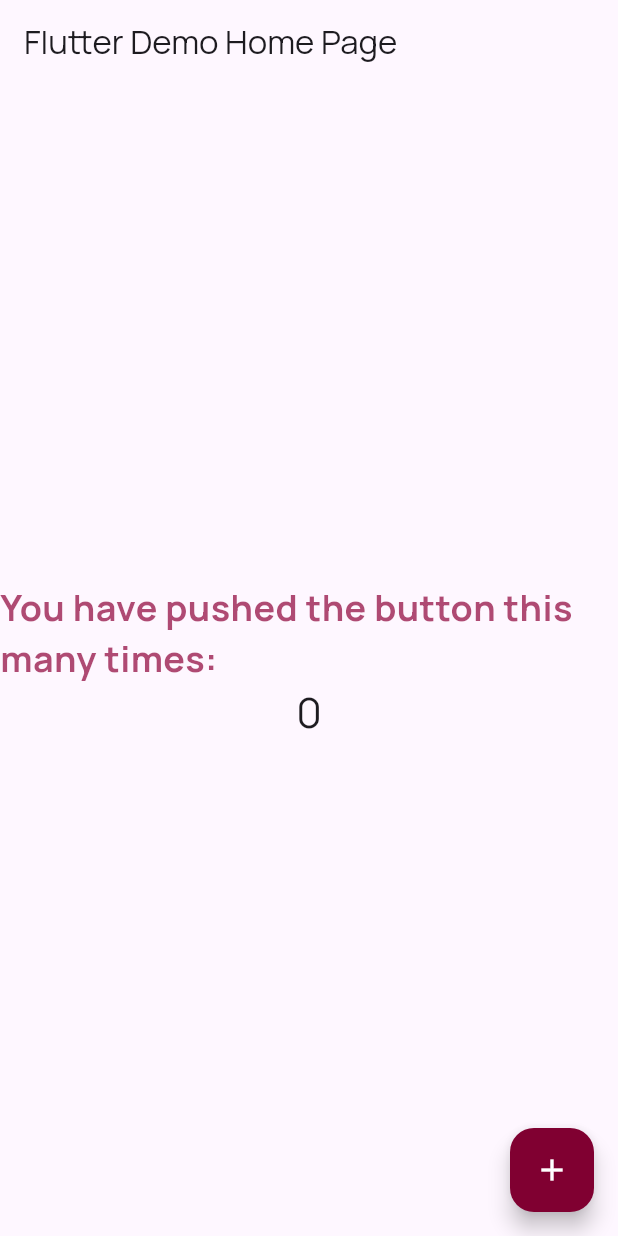
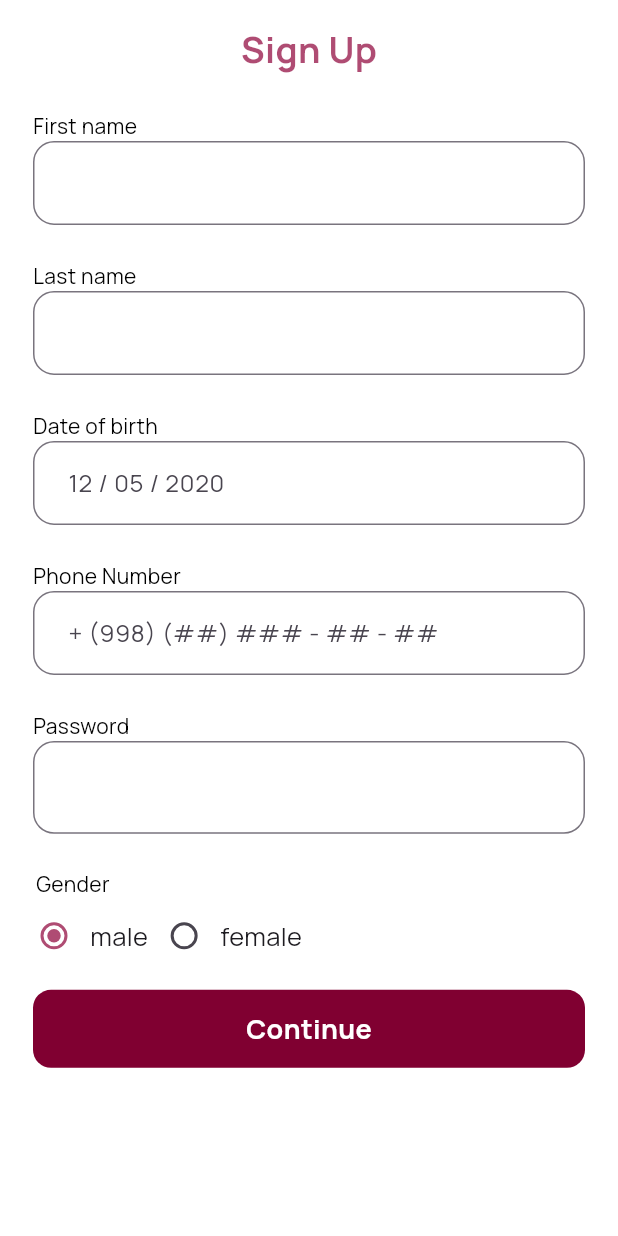
Before and after one commit to khayrulloMe/mabile_bank_group_mmmx, a Flutter app: the screen it shows after launch, on a phone screen of 412 x 824 dp. Run offline on Flutter 3.47's test engine with Material 2 defaults, Android fonts, the light colour scheme and no system bars; our stand-ins replace google_fonts, mask_text_input_formatter.

Commit message:
sign up screen

```diff
--- a/lib/main.dart
+++ b/lib/main.dart
@@ -1,5 +1,6 @@
 import 'package:flutter/material.dart';
 import 'package:google_fonts/google_fonts.dart';
+import 'package:mabile_bank_group_mmmx/screen/sign_up/sign_up_screen.dart';
 import 'package:mabile_bank_group_mmmx/utils/style_static.dart';
 
 void main() {
@@ -19,7 +20,7 @@ class MyApp extends StatelessWidget {
         useMaterial3: true,
         primarySwatch: Colors.blue,
       ),
-      home: const MyHomePage(title: 'Flutter Demo Home Page'),
+      home: const SignUpScreen(),
     );
   }
 }
--- a/lib/screen/sign_up/sign_up_screen.dart
+++ b/lib/screen/sign_up/sign_up_screen.dart
@@ -0,0 +1,320 @@
+import 'package:flutter/material.dart';
+import 'package:mabile_bank_group_mmmx/utils/style_static.dart';
+import 'package:mask_text_input_formatter/mask_text_input_formatter.dart';
+
+class SignUpScreen extends StatefulWidget {
+  const SignUpScreen({Key? key}) : super(key: key);
+
+  @override
+  State<SignUpScreen> createState() => _SignUpScreenState();
+}
+
+class _SignUpScreenState extends State<SignUpScreen> {
+  var numberController = TextEditingController();
+  TextEditingController dateinput = TextEditingController();
+  bool _isHidden = true;
+  String radioButtonItem = ' ';
+  int id = 1;
+  String? gender;
+  final dayFormater = MaskTextInputFormatter(mask: "## / ## / ####");
+  final phoneFormater = MaskTextInputFormatter(mask: " +998 - " + "## - ### - ## - ##");
+
+  var maskFormatter = new MaskTextInputFormatter(
+      mask: '+ (998) (##) ###-##-##',
+      filter: { "#": RegExp(r'[0-9]') },
+      type: MaskAutoCompletionType.lazy
+  );
+
+  @override
+  void initState() {
+    dateinput.text = ""; //set the initial value of text field
+    super.initState();
+  }
+
+  @override
+  Widget build(BuildContext context) {
+    return SafeArea(
+        child: Scaffold(
+            backgroundColor: Colors.white,
+            body: SingleChildScrollView(
+              child: Column(children: [
+                const SizedBox(
+                  height: 16,
+                ),
+                const Center(
+                    child: Text(
+                  "Sign Up",
+                  style: TextStyle(
+                      color: StaticColors.secondaryRedColor,
+                      fontSize: 24,
+                      fontWeight: FontWeight.bold),
+                )),
+                const SizedBox(
+                  height: 12,
+                ),
+                Container(
+                    alignment: Alignment.topLeft,
+                    //      padding: const EdgeInsets.all(4),
+                    margin: const EdgeInsets.only(top: 12, left: 22),
+                    child: Container(
+                      child: const Text(
+                        "First name",
+                        style: TextStyle(color: Colors.black),
+                      ),
+                    )),
+                Container(
+                  margin: const EdgeInsets.only(
+                    left: 22,
+                    right: 22,
+                  ),
+                  child: TextFormField(
+                    cursorColor: StaticColors.primaryRedColor,
+                    decoration: const InputDecoration(
+                      focusedBorder: OutlineInputBorder(
+                          borderRadius: BorderRadius.all(Radius.circular(14)),
+                          borderSide: BorderSide(
+                              color: StaticColors.primaryRedColor, width: 2)),
+                      border: OutlineInputBorder(
+                          borderRadius: BorderRadius.all(Radius.circular(14))),
+                      focusColor: StaticColors.primaryRedColor,
+                      hintText: ' ',
+                    ),
+                  ),
+                ),
+                const SizedBox(
+                  height: 12,
+                ),
+                Container(
+                    alignment: Alignment.topLeft,
+                    //      padding: const EdgeInsets.all(4),
+                    margin: const EdgeInsets.only(top: 12, left: 22),
+                    child: Container(
+                      child: const Text(
+                        "Last name",
+                        style: TextStyle(color: Colors.black),
+                      ),
+                    )),
+                Container(
+                  margin: const EdgeInsets.only(
+                    left: 22,
+                    right: 22,
+                  ),
+                  child: TextFormField(
+                    cursorColor: StaticColors.primaryRedColor,
+                    decoration: InputDecoration(
+                      focusedBorder: OutlineInputBorder(
+                          borderRadius: BorderRadius.all(Radius.circular(14)),
+                          borderSide: BorderSide(
+                              color: StaticColors.primaryRedColor, width: 2)),
+                      border: OutlineInputBorder(
+                          borderRadius: BorderRadius.all(Radius.circular(14))),
+                      focusColor: StaticColors.primaryRedColor,
+                      hintText: ' ',
+                    ),
+                  ),
+                ),
+                const SizedBox(
+                  height: 12,
+                ),
+                Container(
+                    alignment: Alignment.topLeft,
+                    //      padding: const EdgeInsets.all(4),
+                    margin: const EdgeInsets.only(top: 12, left: 22),
+                    child: Container(
+                      child: const Text(
+                        "Date of birth",
+                        style: TextStyle(color: Colors.black),
+                      ),
+                    )),
+                Container(
+                  margin: const EdgeInsets.only(
+                    left: 22,
+                    right: 22,
+                  ),
+                  child: TextFormField(
+                    controller: numberController,
+                    inputFormatters: [dayFormater],
+                    cursorColor: StaticColors.primaryRedColor,
+                    keyboardType: TextInputType.number,
+                    decoration: const InputDecoration(
+                      focusedBorder: OutlineInputBorder(
+                          borderRadius: BorderRadius.all(Radius.circular(14)),
+                          borderSide: BorderSide(
+                              color: StaticColors.primaryRedColor, width: 2)),
+                      border: OutlineInputBorder(
+                          borderRadius: BorderRadius.all(Radius.circular(14))),
+                      focusColor: StaticColors.primaryRedColor,
+                      hintText: '  12 / 05 / 2020',
+                    ),
+                  ),
+                ),
+                const SizedBox(
+                  height: 12,
+                ),
+                Container(
+                    alignment: Alignment.topLeft,
+                    //      padding: const EdgeInsets.all(4),
+                    margin: const EdgeInsets.only(top: 12, left: 22),
+                    child: Container(
+                      child: const Text(
+                        "Phone Number",
+                        style: TextStyle(color: Colors.black),
+                      ),
+                    )),
+                Container(
+                  margin: const EdgeInsets.only(
+                    left: 22,
+                    right: 22,
+                  ),
+                  child: TextFormField(
+                    inputFormatters: [maskFormatter],
+                    cursorColor: StaticColors.primaryRedColor,
+                    keyboardType: TextInputType.phone,
+                    decoration: const InputDecoration(
+                      focusedBorder: OutlineInputBorder(
+                          borderRadius: BorderRadius.all(Radius.circular(14)),
+                          borderSide: BorderSide(
+                              color: StaticColors.primaryRedColor, width: 2)),
+                      border: OutlineInputBorder(
+                          borderRadius: BorderRadius.all(Radius.circular(14))),
+                      focusColor: StaticColors.primaryRedColor,
+                      hintText: '  + (998) (##) ### - ## - ## ',
+                    ),
+                  ),
+                ),
+                SizedBox(
+                  height: 12,
+                ),
+                Container(
+                    alignment: Alignment.topLeft,
+                    margin: const EdgeInsets.only(top: 12, left: 22),
+                    child: Container(
+                      child: Text(
+                        "Password",
+                        style: TextStyle(color: Colors.black),
+                      ),
+                    )),
+                Container(
+                  margin: const EdgeInsets.only(
+                    left: 22,
+                    right: 22,
+                  ),
+                  child: TextFormField(
+                    obscureText: _isHidden,
+                    cursorColor: StaticColors.primaryRedColor,
+                    decoration: InputDecoration(
+                      focusedBorder: OutlineInputBorder(
+                          borderRadius: BorderRadius.all(Radius.circular(14)),
+                          borderSide: BorderSide(
+                              color: StaticColors.primaryRedColor, width: 2)),
+                      border: OutlineInputBorder(
+                          borderRadius: BorderRadius.all(Radius.circular(14))),
+                      focusColor: StaticColors.primaryRedColor,
+                      hintText: ' ',
+                      suffix: InkWell(
+                        onTap: _togglePasswordView,
+                        child: Container(
+                          margin: const EdgeInsets.only(
+                            right: 16,
+                          ),
+                          child: Icon(
+                            _isHidden ? Icons.visibility_off : Icons.visibility,
+                          ),
+                        ),
+                      ),
+                    ),
+                  ),
+                ),
+                SizedBox(
+                  height: 12,
+                ),
+                Container(
+                    alignment: Alignment.topLeft,
+                    //      padding: const EdgeInsets.all(4),
+                    margin: const EdgeInsets.only(top: 12, left: 24),
+                    child: Container(
+                      child: const Text(
+                        "Gender",
+                        style: TextStyle(color: Colors.black),
+                      ),
+                    )),
+                Column(
+                  children: <Widget>[
+                    Container(
+                      margin: const EdgeInsets.only(left: 12),
+                      child: Row(
+                        mainAxisAlignment: MainAxisAlignment.start,
+                        children: <Widget>[
+                          Radio(
+                            activeColor: StaticColors.secondaryRedColor,
+                            value: 1,
+                            groupValue: id,
+                            onChanged: (val) {
+                              setState(() {
+                                radioButtonItem = 'male';
+                                id = 1;
+                              });
+                            },
+                          ),
+                          Text(
+                            'male',
+                            style: new TextStyle(fontSize: 17.0),
+                          ),
+                          Radio(
+                            activeColor: StaticColors.secondaryRedColor,
+                            value: 2,
+                            groupValue: id,
+                            onChanged: (val) {
+                              setState(() {
+                                radioButtonItem = 'female';
+                                id = 2;
+                              });
+                            },
+                          ),
+                          const Text(
+                            'female',
+                            style: TextStyle(
+                              fontSize: 17.0,
+                            ),
+                          ),
+                        ],
+                      ),
+                    ),
+                    const SizedBox(
+                      height: 12,
+                    ),
+                    Container(
+                      width: double.infinity,
+                      height: 52,
+                      margin: const EdgeInsets.only(
+                        left: 22,
+                        right: 22,
+                      ),
+                      decoration: const BoxDecoration(
+                        borderRadius: BorderRadius.all(Radius.circular(12)),
+                        color: StaticColors.primaryRedColor,
+                      ),
+                      child: const Center(
+                          child: Text(
+                        'Continue',
+                        style: TextStyle(
+                            color: Colors.white,
+                            fontSize: 18,
+                            fontWeight: FontWeight.bold),
+                      )),
+                    ),
+                    const SizedBox(
+                      height: 24,
+                    )
+                  ],
+                ),
+              ]),
+            )));
+  }
+
+  void _togglePasswordView() {
+    setState(() {
+      _isHidden = !_isHidden;
+    });
+  }
+}
--- a/lib/utils/style_static.dart
+++ b/lib/utils/style_static.dart
@@ -1,5 +1,4 @@
 import 'package:flutter/material.dart';
-import 'package:google_fonts/google_fonts.dart';
 
 class StaticStyles {
   static const low = 12;
--- a/pubspec.yaml
+++ b/pubspec.yaml
@@ -14,6 +14,9 @@ dependencies:
   dio: ^5.0.0
   cupertino_icons: ^1.0.2
   google_fonts: ^4.0.3
+  intl: ^0.17.0
+  intl_phone_number_input: ^0.7.2
+  mask_text_input_formatter: ^2.4.0
 
 dev_dependencies:
   flutter_test:
```
Also changed, not shown: pubspec.lock.
